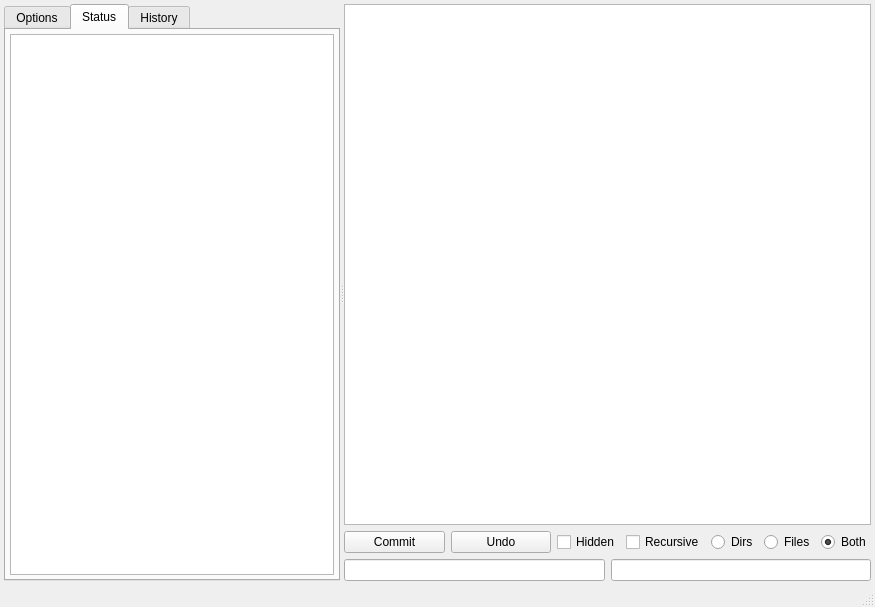
Qt form gui/filebrowser/demimove.ui (gmdfalk/60-days-of-python) before a commit.
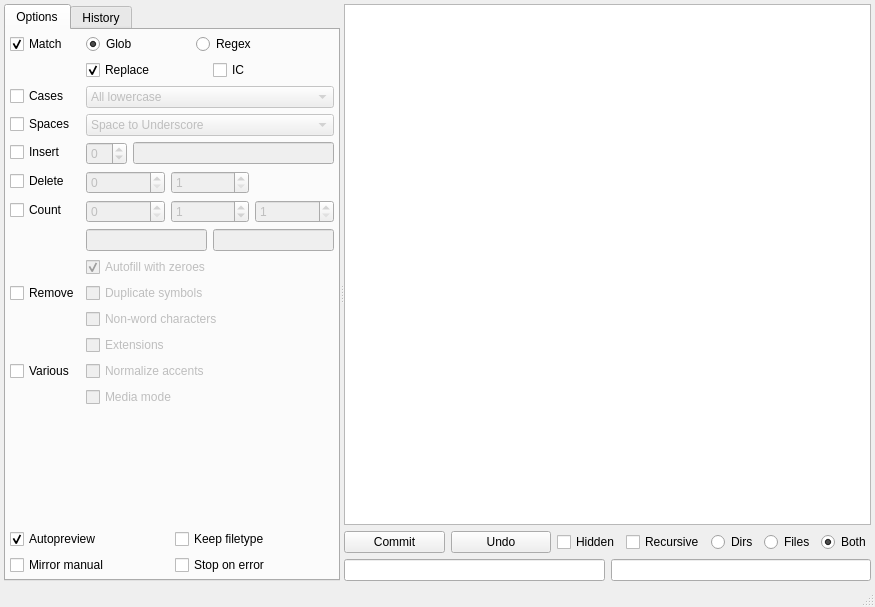
The same form after that commit. The open tabs and pages were chosen to show the change.

```diff
--- a/gui/filebrowser/demimove.ui
+++ b/gui/filebrowser/demimove.ui
@@ -528,19 +528,6 @@
          </item>
         </layout>
        </widget>
-       <widget class="QWidget" name="statustab">
-        <attribute name="title">
-         <string>Status</string>
-        </attribute>
-        <layout class="QHBoxLayout" name="statuslayout">
-         <property name="margin">
-          <number>4</number>
-         </property>
-         <item>
-          <widget class="QTableView" name="statustable"/>
-         </item>
-        </layout>
-       </widget>
        <widget class="QWidget" name="historytab">
         <attribute name="title">
          <string>History</string>
```
Left out of the diff: 36 changed lines with no effect on the pictures.
